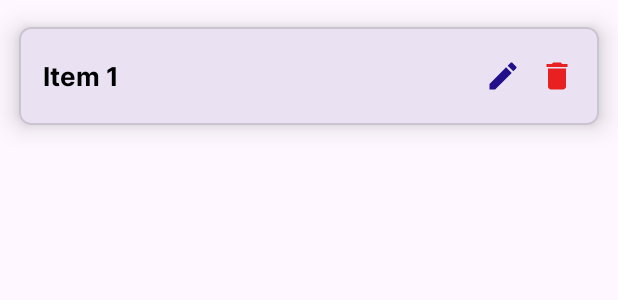
After one commit to LynnT-2003/kotlin-todo-app, an Android app: the layout each_todo_item.xml on its own in the app's theme, with its tools: preview values and no code run, on a phone screen of 412 x 824 dp. The commit adds this screen. Shown: the top 300 px of the screen. Run offline under Robolectric (Android 15) with nearby library versions, the phone set to English and light mode, and no system bars.

Commit message:
Feat: Successfully fetched Tasks and Implemented Delete Functionality.

```diff
--- /dev/null
+++ b/app/src/main/java/com/example/todo/utils/ToDoData.kt
@@ -0,0 +1,3 @@
+package com.example.todo.utils
+
+data class ToDoData(val taskId:String, val task:String)
--- /dev/null
+++ b/app/src/main/res/drawable/ic_baseline_delete_24.xml
@@ -0,0 +1,5 @@
+<vector android:height="24dp" android:tint="#E82020"
+    android:viewportHeight="24" android:viewportWidth="24"
+    android:width="24dp" xmlns:android="http://schemas.android.com/apk/res/android">
+    <path android:fillColor="@android:color/white" android:pathData="M6,19c0,1.1 0.9,2 2,2h8c1.1,0 2,-0.9 2,-2V7H6v12zM19,4h-3.5l-1,-1h-5l-1,1H5v2h14V4z"/>
+</vector>
--- /dev/null
+++ b/app/src/main/res/drawable/ic_baseline_edit_24.xml
@@ -0,0 +1,5 @@
+<vector android:height="24dp" android:tint="#21108A"
+    android:viewportHeight="24" android:viewportWidth="24"
+    android:width="24dp" xmlns:android="http://schemas.android.com/apk/res/android">
+    <path android:fillColor="@android:color/white" android:pathData="M3,17.25V21h3.75L17.81,9.94l-3.75,-3.75L3,17.25zM20.71,7.04c0.39,-0.39 0.39,-1.02 0,-1.41l-2.34,-2.34c-0.39,-0.39 -1.02,-0.39 -1.41,0l-1.83,1.83 3.75,3.75 1.83,-1.83z"/>
+</vector>
--- /dev/null
+++ b/app/src/main/res/layout/each_todo_item.xml
@@ -0,0 +1,50 @@
+<?xml version="1.0" encoding="utf-8"?>
+<com.google.android.material.card.MaterialCardView xmlns:android="http://schemas.android.com/apk/res/android"
+    android:layout_width="match_parent"
+    android:layout_height="wrap_content"
+    xmlns:app="http://schemas.android.com/apk/res-auto"
+    app:cardCornerRadius="8dp"
+    app:cardElevation="10dp"
+    app:cardUseCompatPadding="true">
+
+    <androidx.constraintlayout.widget.ConstraintLayout
+        android:layout_width="match_parent"
+        android:layout_height="wrap_content"
+        android:paddingVertical="20dp">
+
+        <TextView
+            android:id="@+id/todoTask"
+            android:layout_width="wrap_content"
+            android:layout_height="wrap_content"
+            android:fontFamily="@font/inter_bold"
+            android:paddingStart="16dp"
+            android:text="Item 1"
+            android:textColor="@color/black"
+            android:textSize="17sp"
+            app:layout_constraintBottom_toBottomOf="parent"
+            app:layout_constraintStart_toStartOf="parent"
+            app:layout_constraintTop_toTopOf="parent" />
+
+        <ImageView
+            android:id="@+id/editTask"
+            android:layout_width="wrap_content"
+            android:layout_height="wrap_content"
+            android:src="@drawable/ic_baseline_edit_24"
+            android:layout_marginEnd="12dp"
+            app:layout_constraintBottom_toBottomOf="parent"
+            app:layout_constraintEnd_toStartOf="@id/deleteTask"
+            app:layout_constraintTop_toTopOf="parent"/>
+
+        <ImageView
+            android:id="@+id/deleteTask"
+            android:layout_width="wrap_content"
+            android:layout_height="wrap_content"
+            android:layout_marginEnd="16dp"
+            android:src="@drawable/ic_baseline_delete_24"
+            app:layout_constraintBottom_toBottomOf="parent"
+            app:layout_constraintEnd_toEndOf="parent"
+            app:layout_constraintTop_toTopOf="parent"/>
+
+    </androidx.constraintlayout.widget.ConstraintLayout>
+
+</com.google.android.material.card.MaterialCardView>
--- a/app/src/main/res/layout/fragment_home.xml
+++ b/app/src/main/res/layout/fragment_home.xml
@@ -56,12 +56,12 @@
         android:id="@+id/mainRecyclerView"
         android:layout_width="0dp"
         android:layout_height="0dp"
-        android:layout_marginTop="42dp"
+        android:layout_marginTop="24dp"
         app:layout_constraintBottom_toBottomOf="parent"
         app:layout_constraintEnd_toEndOf="parent"
         app:layout_constraintHorizontal_bias="0.5"
         app:layout_constraintStart_toStartOf="parent"
-        app:layout_constraintTop_toBottomOf="@id/addTaskBtn" />
+        app:layout_constraintTop_toBottomOf="@id/imageView" />
 
 
 </androidx.constraintlayout.widget.ConstraintLayout>
```
Also changed, not shown: app/src/main/java/com/example/todo/fragments/HomeFragment.kt (+54 -1 lines), app/src/main/java/com/example/todo/utils/ToDoAdapter.kt (added, +47 -0 lines).
